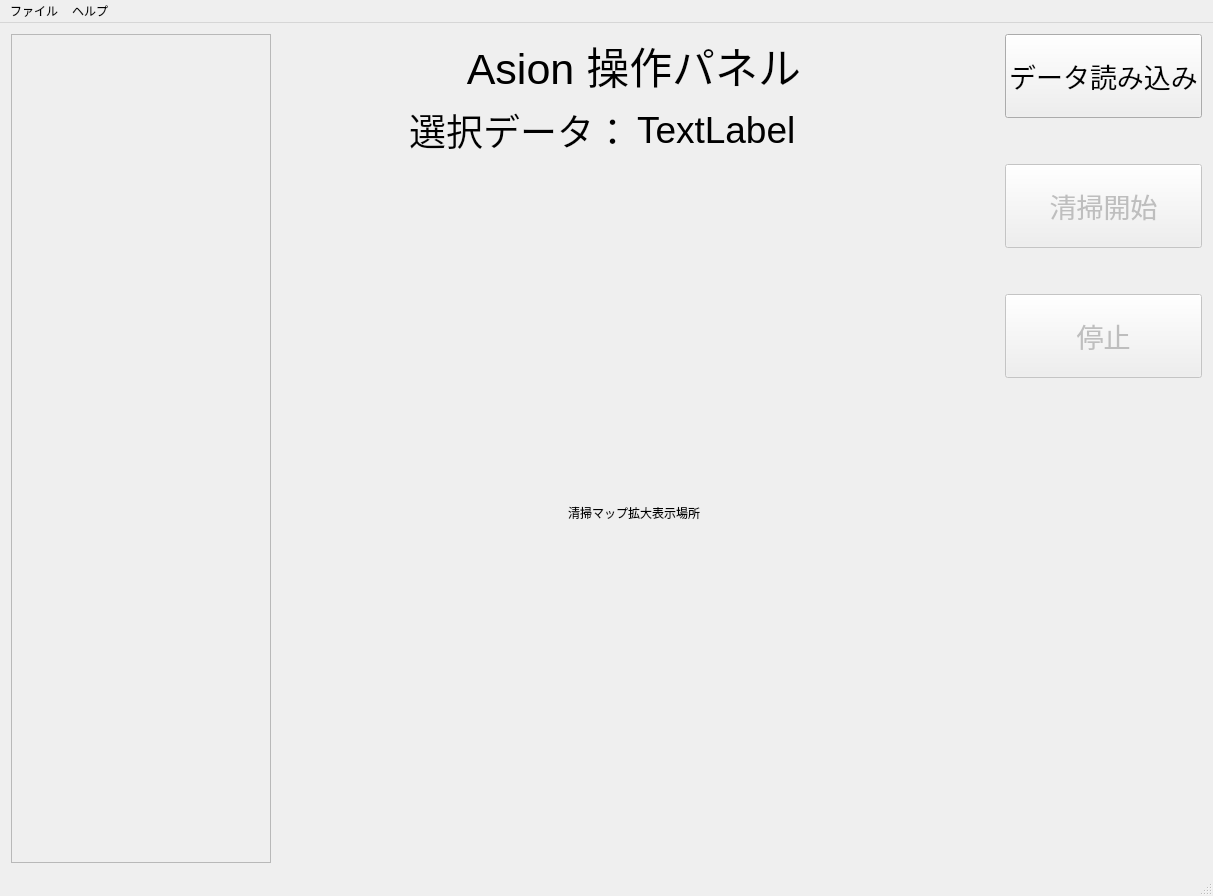
The window that mainwindow.ui (HirokiMori1/AsionAlphaUI) describes before a commit, drawn with Qt 5.
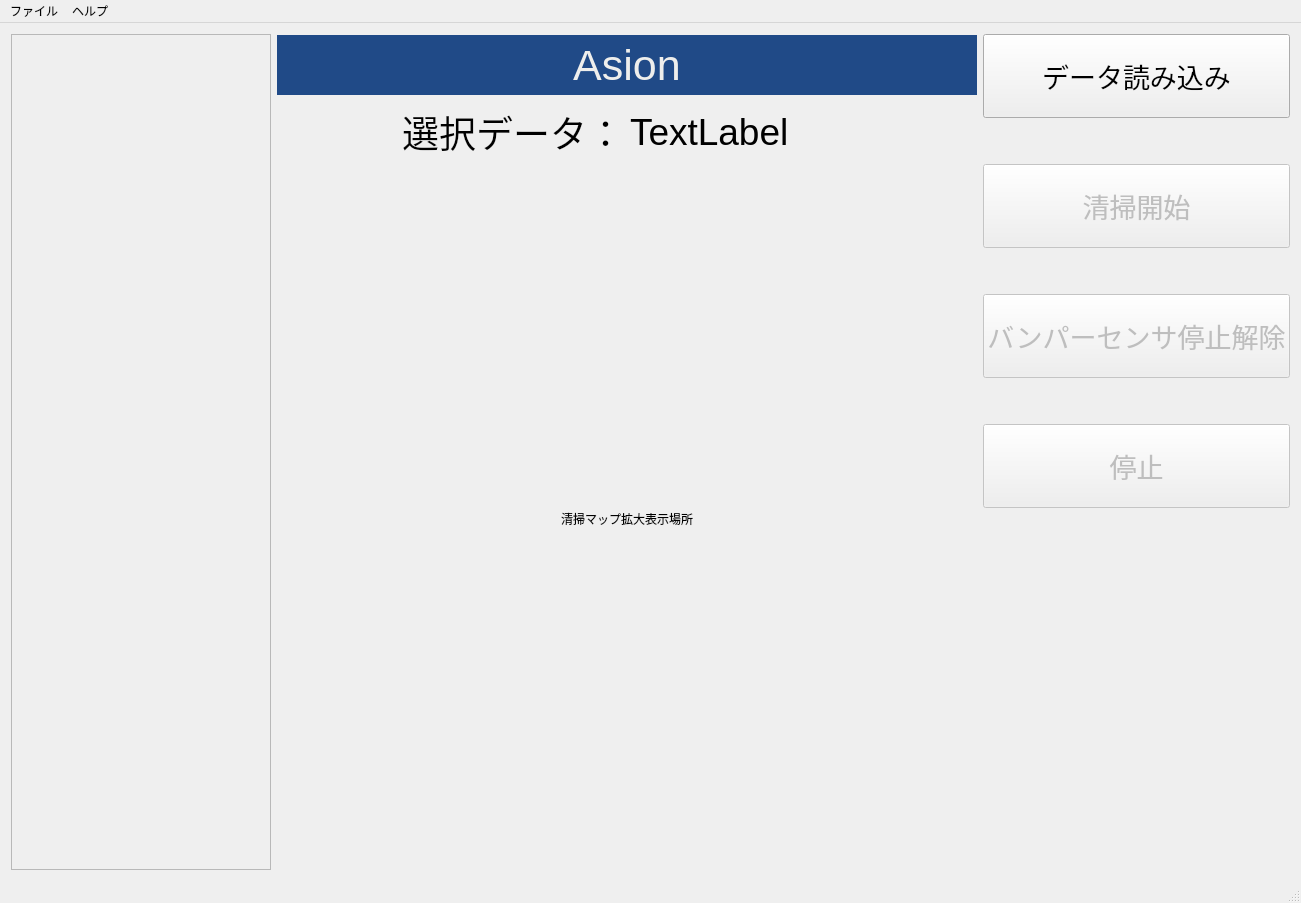
The same window after the commit.

Commit message: Implementation FDesign & CarrotSystems company logo in about dialog. Implementation reload button and button icons.

```diff
--- a/mainwindow.ui
+++ b/mainwindow.ui
@@ -7,7 +7,7 @@
     <x>0</x>
     <y>0</y>
     <width>1213</width>
-    <height>889</height>
+    <height>903</height>
    </rect>
   </property>
   <property name="windowTitle">
@@ -61,7 +61,7 @@
            <x>0</x>
            <y>0</y>
            <width>258</width>
-           <height>817</height>
+           <height>831</height>
           </rect>
          </property>
          <property name="sizePolicy">
@@ -103,13 +103,29 @@
        <layout class="QVBoxLayout" name="verticalLayout_5">
         <item>
          <widget class="QLabel" name="label_2">
+          <property name="minimumSize">
+           <size>
+            <width>0</width>
+            <height>60</height>
+           </size>
+          </property>
+          <property name="maximumSize">
+           <size>
+            <width>16777215</width>
+            <height>60</height>
+           </size>
+          </property>
           <property name="font">
            <font>
             <pointsize>32</pointsize>
            </font>
           </property>
+          <property name="styleSheet">
+           <string notr="true">background-color: rgb(32, 74, 135);
+color: rgb(238, 238, 236);</string>
+          </property>
           <property name="text">
-           <string>Asion 操作パネル</string>
+           <string>Asion</string>
           </property>
           <property name="alignment">
            <set>Qt::AlignCenter</set>
@@ -265,6 +281,12 @@
             <property name="text">
              <string>データ読み込み</string>
             </property>
+            <property name="iconSize">
+             <size>
+              <width>32</width>
+              <height>32</height>
+             </size>
+            </property>
            </widget>
           </item>
           <item>
@@ -308,6 +330,12 @@
             <property name="text">
              <string>清掃開始</string>
             </property>
+            <property name="iconSize">
+             <size>
+              <width>32</width>
+              <height>32</height>
+             </size>
+            </property>
            </widget>
           </item>
           <item>
@@ -326,6 +354,55 @@
             </property>
            </spacer>
           </item>
+          <item>
+           <widget class="QPushButton" name="restartButton">
+            <property name="enabled">
+             <bool>false</bool>
+            </property>
+            <property name="minimumSize">
+             <size>
+              <width>0</width>
+              <height>84</height>
+             </size>
+            </property>
+            <property name="maximumSize">
+             <size>
+              <width>16777215</width>
+              <height>84</height>
+             </size>
+            </property>
+            <property name="font">
+             <font>
+              <pointsize>20</pointsize>
+             </font>
+            </property>
+            <property name="text">
+             <string>バンパーセンサ停止解除</string>
+            </property>
+            <property name="iconSize">
+             <size>
+              <width>32</width>
+              <height>32</height>
+             </size>
+            </property>
+           </widget>
+          </item>
+          <item>
+           <spacer name="verticalSpacer_3">
+            <property name="orientation">
+             <enum>Qt::Vertical</enum>
+            </property>
+            <property name="sizeType">
+             <enum>QSizePolicy::Fixed</enum>
+            </property>
+            <property name="sizeHint" stdset="0">
+             <size>
+              <width>20</width>
+              <height>40</height>
+             </size>
+            </property>
+           </spacer>
+          </item>
           <item>
            <widget class="QPushButton" name="stopButton">
             <property name="enabled">
@@ -351,6 +428,12 @@
             <property name="text">
              <string>停止</string>
             </property>
+            <property name="iconSize">
+             <size>
+              <width>32</width>
+              <height>32</height>
+             </size>
+            </property>
            </widget>
           </item>
           <item>
```
The commit also changes 7 other files.
